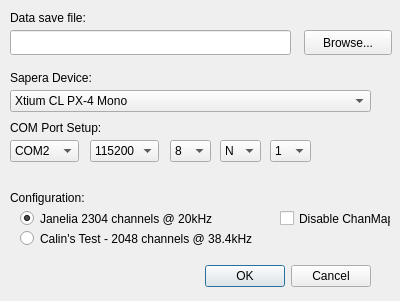
First picture: the form in FG_ConfigDialog.ui, repository acorver/SpikeGL, before the edit.
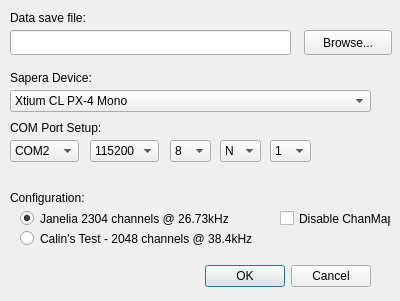
Second picture: the form after the edit.

Commit message: revamped layout of fg_controls to look less broken

Diff of the .ui file:
```diff
--- a/FG_ConfigDialog.ui
+++ b/FG_ConfigDialog.ui
@@ -285,7 +285,7 @@
     </rect>
    </property>
    <property name="text">
-    <string>Janelia 2304 channels @ 20kHz</string>
+    <string>Janelia 2304 channels @ 26.73kHz</string>
    </property>
    <property name="checked">
     <bool>true</bool>
```
The commit also changes 2 other files.
